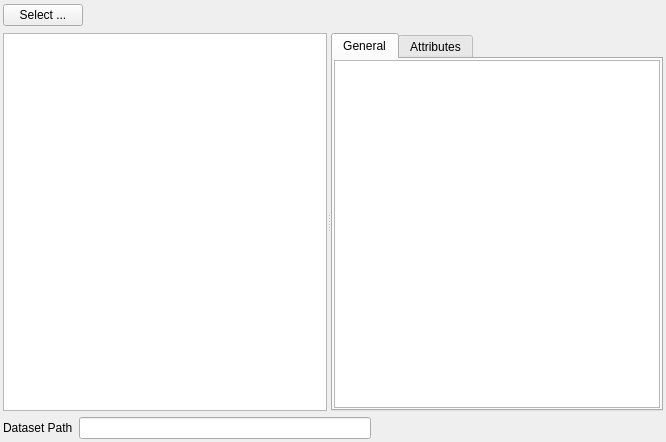
First picture: the form in Source/SVWidgetsLib/FilterParameterWidgets/UI_Files/ImportHDF5DatasetWidget.ui, repository BlueQuartzSoftware/SIMPL, before the edit.
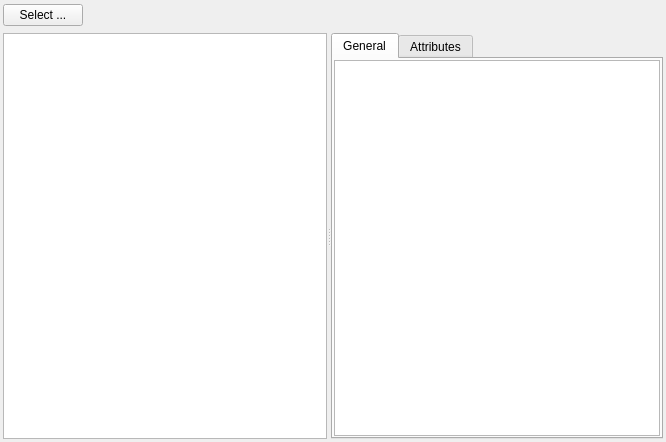
Second picture: the form after the edit. Icons and pictures are not drawn. Custom widgets are drawn as their Qt base class.

Commit message: Removing the dataset line edit and adding checkboxes to each dataset item in the tree instead.  Currently, only one checkbox can be selected.

```diff
--- a/Source/SVWidgetsLib/FilterParameterWidgets/UI_Files/ImportHDF5DatasetWidget.ui
+++ b/Source/SVWidgetsLib/FilterParameterWidgets/UI_Files/ImportHDF5DatasetWidget.ui
@@ -13,7 +13,7 @@
   <property name="windowTitle">
    <string>Form</string>
   </property>
-  <layout class="QVBoxLayout" name="verticalLayout" stretch="0,1,0">
+  <layout class="QVBoxLayout" name="verticalLayout" stretch="0,1">
    <property name="leftMargin">
     <number>3</number>
    </property>
@@ -239,33 +239,6 @@
      </widget>
     </widget>
    </item>
-   <item>
-    <layout class="QHBoxLayout" name="horizontalLayout_2">
-     <item>
-      <widget class="QLabel" name="label">
-       <property name="text">
-        <string>Dataset Path</string>
-       </property>
-      </widget>
-     </item>
-     <item>
-      <widget class="QLineEdit" name="dsetPathLE"/>
-     </item>
-     <item>
-      <spacer name="horizontalSpacer_2">
-       <property name="orientation">
-        <enum>Qt::Horizontal</enum>
-       </property>
-       <property name="sizeHint" stdset="0">
-        <size>
-         <width>40</width>
-         <height>20</height>
-        </size>
-       </property>
-      </spacer>
-     </item>
-    </layout>
-   </item>
   </layout>
  </widget>
  <customwidgets>
```
The commit also changes 8 other files.
